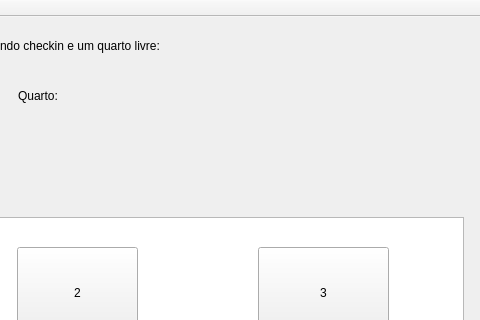
Old version of the form untitled/mainwindow.ui in the repository Yuri-kassin/Prejeto_Hotel-; both pictures show x 312 to 792 and y 0 to 320 of the 792 by 545 pixel window.
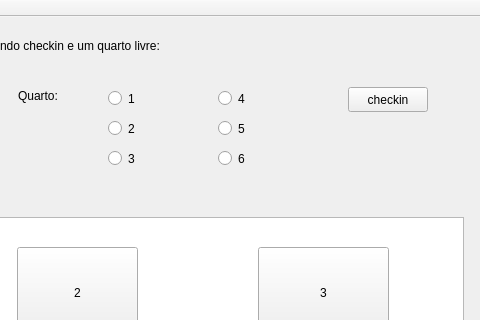
New version of the form. The open tabs and pages were chosen to show the change. Icons and pictures are not drawn.

Patch:
```diff
--- a/untitled/mainwindow.ui
+++ b/untitled/mainwindow.ui
@@ -493,6 +493,97 @@
        <string>Quarto:</string>
       </property>
      </widget>
+     <widget class="QPushButton" name="pushButton_8">
+      <property name="geometry">
+       <rect>
+        <x>670</x>
+        <y>70</y>
+        <width>80</width>
+        <height>25</height>
+       </rect>
+      </property>
+      <property name="text">
+       <string>checkin</string>
+      </property>
+     </widget>
+     <widget class="QRadioButton" name="radioButton">
+      <property name="geometry">
+       <rect>
+        <x>430</x>
+        <y>70</y>
+        <width>96</width>
+        <height>23</height>
+       </rect>
+      </property>
+      <property name="text">
+       <string>1</string>
+      </property>
+     </widget>
+     <widget class="QRadioButton" name="radioButton_2">
+      <property name="geometry">
+       <rect>
+        <x>430</x>
+        <y>100</y>
+        <width>96</width>
+        <height>23</height>
+       </rect>
+      </property>
+      <property name="text">
+       <string>2</string>
+      </property>
+     </widget>
+     <widget class="QRadioButton" name="radioButton_3">
+      <property name="geometry">
+       <rect>
+        <x>430</x>
+        <y>130</y>
+        <width>96</width>
+        <height>23</height>
+       </rect>
+      </property>
+      <property name="text">
+       <string>3</string>
+      </property>
+     </widget>
+     <widget class="QRadioButton" name="radioButton_4">
+      <property name="geometry">
+       <rect>
+        <x>540</x>
+        <y>70</y>
+        <width>96</width>
+        <height>23</height>
+       </rect>
+      </property>
+      <property name="text">
+       <string>4</string>
+      </property>
+     </widget>
+     <widget class="QRadioButton" name="radioButton_5">
+      <property name="geometry">
+       <rect>
+        <x>540</x>
+        <y>100</y>
+        <width>96</width>
+        <height>23</height>
+       </rect>
+      </property>
+      <property name="text">
+       <string>5</string>
+      </property>
+     </widget>
+     <widget class="QRadioButton" name="radioButton_6">
+      <property name="geometry">
+       <rect>
+        <x>540</x>
+        <y>130</y>
+        <width>96</width>
+        <height>23</height>
+       </rect>
+      </property>
+      <property name="text">
+       <string>6</string>
+      </property>
+     </widget>
     </widget>
    </widget>
   </widget>
```
Left out of the diff: 14 changed lines with no effect on the pictures.
